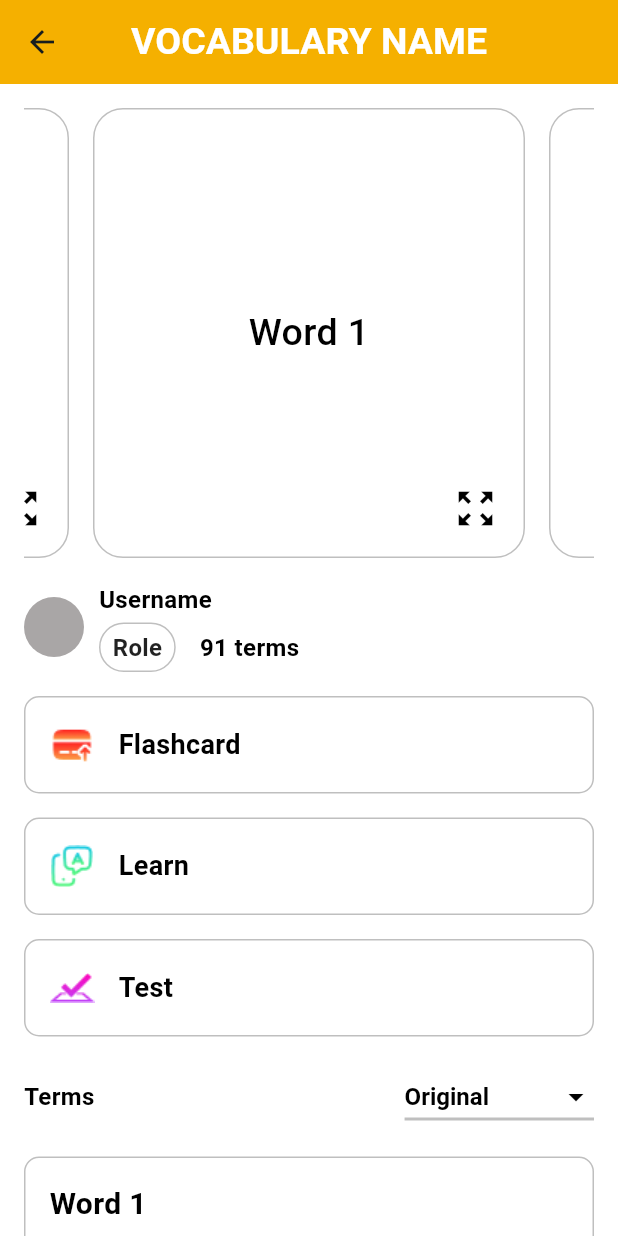
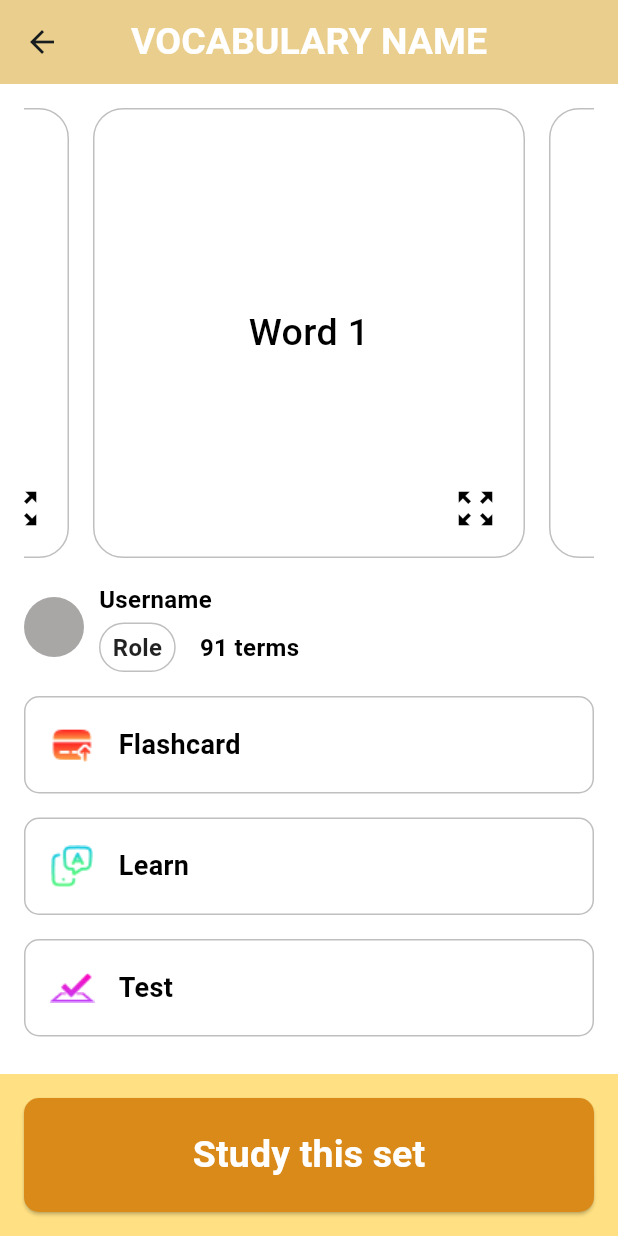
Before and after one commit to Nguyen-Van-Truong/EnglishApp, a Flutter app: the screen it shows after launch, item 3 of the bottom bar chosen, scrolled down 576 dp, after a tap on "Vocabulary Name", on a phone screen of 412 x 824 dp. Run offline on Flutter 3.47's test engine with Material 3 defaults, Android fonts, the phone set to English and light mode, and no system bars; our stand-ins replace hexcolor, image_picker, permission_handler; missing offline and left inert: color_type_converter, flutter_webrtc; Roboto replaces fonts that are missing (Poppins).

Commit message:
fix basic ui

```diff
--- a/lib/src/presentation/pages/home2_page.dart
+++ b/lib/src/presentation/pages/home2_page.dart
@@ -45,9 +45,9 @@ class Home2 extends StatelessWidget {
       decoration: BoxDecoration(
         gradient: LinearGradient(
           colors: [
-            AppColors.getColor(themeIndex, 'headerBackground'),
-            AppColors.getColor(themeIndex, 'headerCircle2'),
-            AppColors.getColor(themeIndex, 'headerBackground')
+            AppColors.getColor(themeIndex, 'headerBackgroundGradient2Home'),
+            AppColors.getColor(themeIndex, 'headerBackgroundGradient1Home'),
+            AppColors.getColor(themeIndex, 'headerBackgroundGradient2Home')
           ],
           begin: Alignment.centerLeft,
           end: Alignment.centerRight,
--- a/lib/src/presentation/pages/vocabulary_name_page.dart
+++ b/lib/src/presentation/pages/vocabulary_name_page.dart
@@ -40,10 +40,12 @@ class _VocabularyNamePageState extends State<VocabularyNamePage> {
         ),
         centerTitle: true,
       ),
-      body: SingleChildScrollView(
+      body: Stack(
+        children: [
+          SingleChildScrollView(
             padding: const EdgeInsets.all(16.0),
             child: Column(
-          crossAxisAlignment: CrossAxisAlignment.start,
+              crossAxisAlignment: CrossAxisAlignment.stretch, // Đảm bảo chiều ngang đầy đủ
               children: [
                 _buildFlashcardSlider(themeIndex),
                 const SizedBox(height: 16),
@@ -62,9 +64,17 @@ class _VocabularyNamePageState extends State<VocabularyNamePage> {
                 _buildTermCard('Word 3', 'Definition 3', themeIndex),
                 _buildTermCard('Word 4', 'Definition 4', themeIndex),
                 const SizedBox(height: 16),
-            _buildFooter(themeIndex),
+                SizedBox(height: 80), // Khoảng trống để footer không che nội dung
               ],
             ),
+          ),
+          Positioned(
+            bottom: 0,
+            left: 0,
+            right: 0,
+            child: _buildFooter(themeIndex),
+          ),
+        ],
       ),
     );
   }
@@ -317,12 +327,8 @@ class _VocabularyNamePageState extends State<VocabularyNamePage> {
 
   Widget _buildFooter(int themeIndex) {
     return Container(
-      margin: const EdgeInsets.only(top: 16.0),
-      width: double.infinity,
-      color: AppColors.getColor(themeIndex, 'footerBackground'),
+      color: AppColors.getColor(themeIndex, 'footerVocabularyNameBackground'),
       padding: const EdgeInsets.all(16.0),
-      child: SizedBox(
-        width: double.infinity, // Set width to fill parent
       child: ElevatedButton(
         onPressed: () {},
         style: ElevatedButton.styleFrom(
@@ -335,14 +341,13 @@ class _VocabularyNamePageState extends State<VocabularyNamePage> {
         child: Text(
           'Study this set',
           style: TextStyle(
-              color: AppColors.getColor(themeIndex, 'primaryText'),
+            color: AppColors.getColor(themeIndex, 'primaryTextWhite'),
             fontSize: 25,
             fontFamily: 'Poppins',
             fontWeight: FontWeight.w700,
           ),
         ),
       ),
-      ),
     );
   }
 }
--- a/lib/src/presentation/widgets/eng_viet_tab.dart
+++ b/lib/src/presentation/widgets/eng_viet_tab.dart
@@ -1,4 +1,7 @@
 import 'package:flutter/material.dart';
+import 'package:provider/provider.dart';
+import 'package:englishapp/src/theme/theme_provider.dart';
+import 'package:englishapp/src/theme/colors.dart';
 
 class EngVietTab extends StatelessWidget {
   @override
@@ -10,15 +13,15 @@ class EngVietTab extends StatelessWidget {
           meaning: 'Meaning 1',
           example: 'Example 1\nTranslate example',
         ),
-        _buildAdditionalExamplesSection(),
-        _buildSmartVocabularySection(),
+        _buildAdditionalExamplesSection(context),
+        _buildSmartVocabularySection(context),
         _buildMeaningSection(
           title: 'VERB',
           meaning: 'Meaning 1',
           example: 'Example 1\nTranslate example',
         ),
-        _buildAdditionalExamplesSection(),
-        _buildSmartVocabularySection(),
+        _buildAdditionalExamplesSection(context),
+        _buildSmartVocabularySection(context),
         _buildMeaningSection(
           title: 'Adjective',
           meaning: 'Meaning 1',
@@ -86,14 +89,15 @@ class EngVietTab extends StatelessWidget {
     );
   }
 
-  Widget _buildAdditionalExamplesSection() {
+  Widget _buildAdditionalExamplesSection(BuildContext context) {
+    final themeIndex = Provider.of<ThemeProvider>(context).themeIndex;
     return Padding(
       padding: const EdgeInsets.all(16.0),
       child: Container(
         width: double.infinity,
         padding: const EdgeInsets.all(16.0),
         decoration: BoxDecoration(
-          color: Colors.white,
+          color: AppColors.getColor(themeIndex, 'cardBackgroundOrange'),
           borderRadius: BorderRadius.circular(10),
           border: Border.all(color: Colors.black.withOpacity(0.25)),
         ),
@@ -132,14 +136,15 @@ class EngVietTab extends StatelessWidget {
     );
   }
 
-  Widget _buildSmartVocabularySection() {
+  Widget _buildSmartVocabularySection(BuildContext context) {
+    final themeIndex = Provider.of<ThemeProvider>(context).themeIndex;
     return Padding(
       padding: const EdgeInsets.all(16.0),
       child: Container(
         width: double.infinity,
         padding: const EdgeInsets.all(16.0),
         decoration: BoxDecoration(
-          color: Colors.white,
+          color: AppColors.getColor(themeIndex, 'cardBackgroundOrange'),
           borderRadius: BorderRadius.circular(10),
           border: Border.all(color: Colors.black.withOpacity(0.25)),
         ),
--- a/lib/src/presentation/widgets/grammar_tab.dart
+++ b/lib/src/presentation/widgets/grammar_tab.dart
@@ -13,6 +13,8 @@ class GrammarTab extends StatelessWidget {
             _buildWordCategory('Adjective', ['Word 1', 'Word 2', 'Word 3']),
           ],
         ),
+        const SizedBox(height: 16),
+        Divider(color: Colors.black), // Đường kẻ ngang ngăn cách
         const SizedBox(height: 16),
         _buildSectionContainer(
           title: 'Tense',
--- a/lib/src/theme/colors.dart
+++ b/lib/src/theme/colors.dart
@@ -7,10 +7,10 @@ class AppColors {
   static const Map<int, Map<String, Color>> themes = {
     0: {
       'navigationBarBackground': Color(0xFF13112F),
-      // 'navigationBarBackground': HexColor("#1F043A"),
       'chooseNavigationBarBackground': Color(0xFF000000),
       'pageBackground': Color(0xFF38036D),
       'cardBackground': Color(0xFF2D0259),
+      'cardBackgroundOrange': Color(0xFFFFA500),
       'searchDictionaryBackground': Color(0xFFFF6A00),
       'cardChatBot': Color(0xFF38036D),
       'border': Color(0xFFD5D5D5),
@@ -20,26 +20,29 @@ class AppColors {
       'messageUserBackground': Color(0xFF13112F),
       'studyThisSet': Color(0xFFFF8000),
       'messageBotBackground': Color(0xFF1E0101),
+      'headerBackgroundGradient2Home': Color(0xFFEDDBDB),
+      'headerBackgroundGradient1Home': Color(0xFFF5B000),
       'headerBackground': Color(0xFFFFA6DB),
       'buttonCall': Color(0xFFFF0000),
       'headerBackgroundProfile': Color(0xFFFF8200),
       'headerCircle1': Color(0xFFE1C9FF),
       'headerCircle2': Color(0xFFB57DFE),
       'headerCircle3': Color(0xFFD9D9D9),
+      'headerCircle4': Color(0xFFFFE082),
       'primaryText': Colors.white,
       'primaryTextHeader': Colors.white,
       'secondaryText': Colors.white70,
       'chatBubbleBackground': Colors.blue,
       'footerBackground': Colors.blue,
+      'footerVocabularyNameBackground': Color(0xFFFFE082),
 
     },
     1: {
       'navigationBarBackground': Color(0xFFFF39C7),
-      // 'navigationBarBackground': HexColor("#FF69B4"),
-      // 'navigationBarBackground': ColorConverter<Color>().convert('#D04CD9'),
       'chooseNavigationBarBackground': Color(0xFF000000),
       'pageBackground': Color(0xFFFFC0CB),
       'cardBackground': Color(0xFFFFB6C1),
+      'cardBackgroundOrange': Color(0xFFFFA500),
       'searchDictionaryBackground': Color(0xFFFF6A00),
       'cardChatBot': Color(0xFFFFFFFF),
       'border': Color(0xFFD5D5D5),
@@ -49,17 +52,21 @@ class AppColors {
       'messageUserBackground': Color(0xFFFF39C7),
       'studyThisSet': Color(0xFFFF8000),
       'messageBotBackground': Color(0xFFFF39C7),
+      'headerBackgroundGradient2Home': Color(0xFFEDDBDB),
+      'headerBackgroundGradient1Home': Color(0xFFF5B000),
       'headerBackground': Color(0xFFFFE4E1),
       'buttonCall': Color(0xFFFF0000),
       'headerBackgroundProfile': Color(0xFFFF8200),
       'headerCircle1': Color(0xFFFFDAB9),
       'headerCircle2': Color(0xFFFFA07A),
       'headerCircle3': Color(0xFFF08080),
+      'headerCircle4': Color(0xFFFFE082),
       'primaryText': Colors.black,
       'primaryTextHeader': Colors.white,
       'secondaryText': Colors.black87,
       'chatBubbleBackground': Colors.pinkAccent,
       'footerBackground': Colors.pinkAccent,
+      'footerVocabularyNameBackground': Color(0xFFFFE082),
 
     },
     2: {
@@ -67,6 +74,7 @@ class AppColors {
       'chooseNavigationBarBackground': Color(0xFFFFA600),
       'pageBackground': Color(0xFFFFFFFF),
       'cardBackground': Color(0xFFFFFFFF),
+      'cardBackgroundOrange': Color(0xFFF1BC62),
       'searchDictionaryBackground': Color(0xFFFF8429),
       'cardChatBot': Color(0xFFFFFFFF),
       'border': Color(0xFFD5D5D5),
@@ -75,19 +83,23 @@ class AppColors {
       'seeAllVocabularyList': Color(0xFFFF6A00),
       'messageUserBackground': Color(0xFFD98A19),
       'studyThisSet': Color(0xFFFF8000),
-      'messageBotBackground': Color(0xFFF6810A),
-      'headerBackground': Color(0xFFF5B000),
+      'messageBotBackground': Color(0xFFF3A861),
+      'headerBackgroundGradient2Home': Color(0xFFEDDBDB),
+      'headerBackgroundGradient1Home': Color(0xFFF5B000),
+      'headerBackground': Color(0xFFEACE8D),
       'buttonCall': Color(0xFFFF0000),
       'headerBackgroundProfile': Color(0xFFFF9700),
       'headerCircle1': Color(0xFF00FF14),
-      'headerCircle2': Color(0xFFFF0000),
+      'headerCircle2': Color(0xFFF5B000),
       'headerCircle3': Color(0xFFA9A6A6),
       'headerCircle4': Color(0xFFFFE082),
       'primaryText': Colors.black,
+      'primaryTextWhite': Colors.white,
       'primaryTextHeader': Colors.white,
       'secondaryText': Colors.black87,
       'chatBubbleBackground': Colors.amber,
       'footerBackground': Colors.amber,
+      'footerVocabularyNameBackground': Color(0xFFFFE082),
     },
   };
 
```
Also changed, not shown: pubspec.lock. Lines whose indentation alone changed are shown as unchanged.
